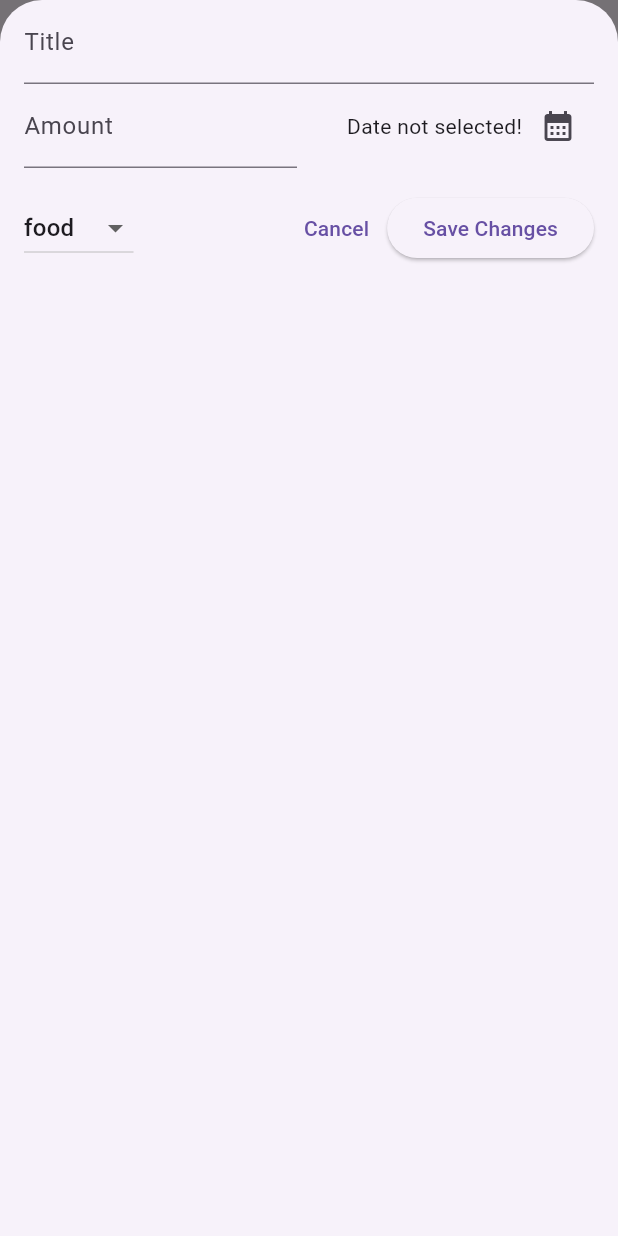
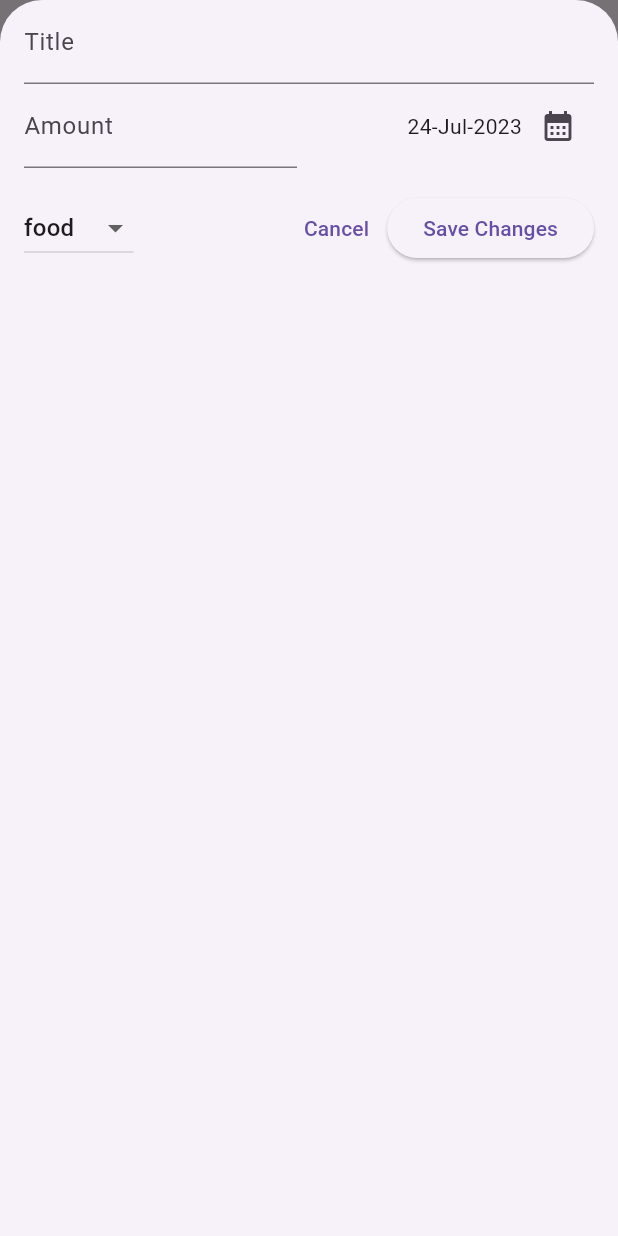
Before and after one commit to bhuphathi/expense_tracker, a Flutter app: the screen it shows after launch, after a tap on the "add" icon, on a phone screen of 412 x 824 dp. Run offline on Flutter 3.47's test engine with Material 2 defaults, Android fonts, the phone set to English and light mode, and no system bars.

```diff
--- a/lib/screens/expenses_screen.dart
+++ b/lib/screens/expenses_screen.dart
@@ -42,13 +42,41 @@ class _ExpensesScreenState extends State<ExpensesScreen> {
   }
 
   void removeExpense(Expense expense) {
+    // final expenseIndex = _registeredExpenses.indexOf(expense);
+
     setState(() {
       _registeredExpenses.remove(expense);
     });
+
+    ScaffoldMessenger.of(context).showSnackBar(
+      SnackBar(
+        content: Text("${expense.title}, Expense deleted..."),
+        duration: const Duration(seconds: 4),
+        action: SnackBarAction(
+            label: "Undo",
+            onPressed: () {
+              setState(() {
+                // _registeredExpenses.insert(expenseIndex, expense);
+                _registeredExpenses.add(expense);
+              });
+            }),
+      ),
+    );
   }
 
   @override
   Widget build(context) {
+    Widget mainContent = const Center(
+      child: Text("No expenses found, start adding some..."),
+    );
+
+    if (_registeredExpenses.isNotEmpty) {
+      mainContent = ExpensesList(
+        expense: _registeredExpenses,
+        removeExpense: removeExpense,
+      );
+    }
+
     return Scaffold(
       appBar: AppBar(
         title: const Text("Expense tracker"),
@@ -65,10 +93,7 @@ class _ExpensesScreenState extends State<ExpensesScreen> {
             "The Expenses Widget...",
           ),
           Expanded(
-            child: ExpensesList(
-              expense: _registeredExpenses,
-              removeExpense: removeExpense,
-            ),
+            child: mainContent,
           ),
         ],
       ),
--- a/lib/screens/helper_widgets/add_expenses.dart
+++ b/lib/screens/helper_widgets/add_expenses.dart
@@ -13,7 +13,7 @@ class AddExpenses extends StatefulWidget {
 class _AddExpenses extends State<AddExpenses> {
   final _titleController = TextEditingController();
   final _amountController = TextEditingController();
-  DateTime? _selectedDate;
+  DateTime? _selectedDate = DateTime.now();
   Category _selectedCategory = Category.food;
 
   _datePicker() async {
```
